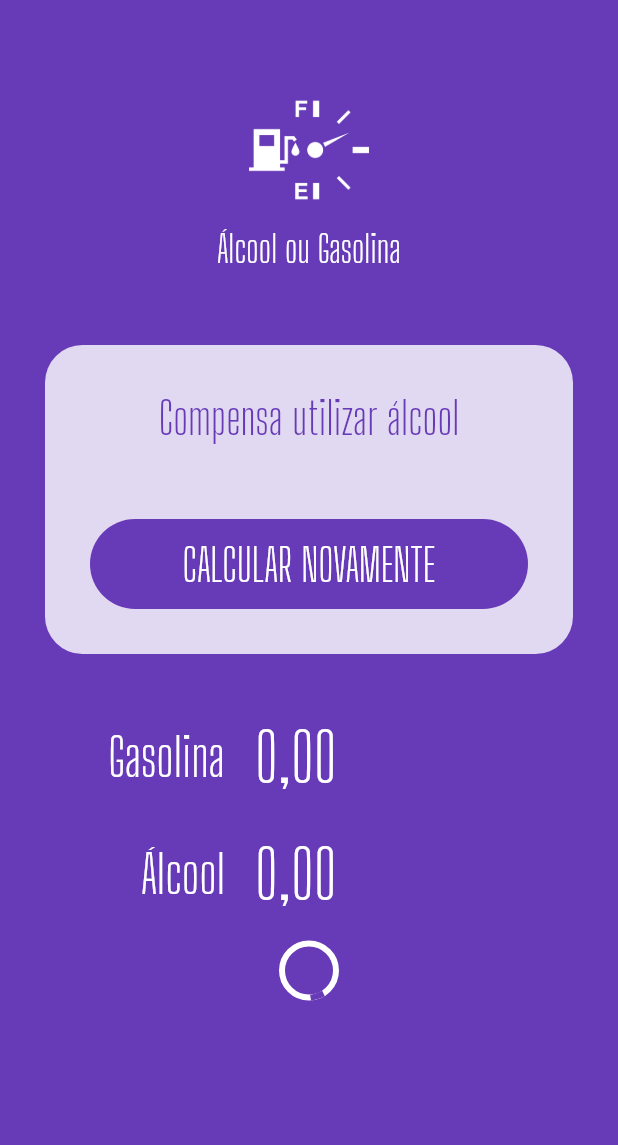
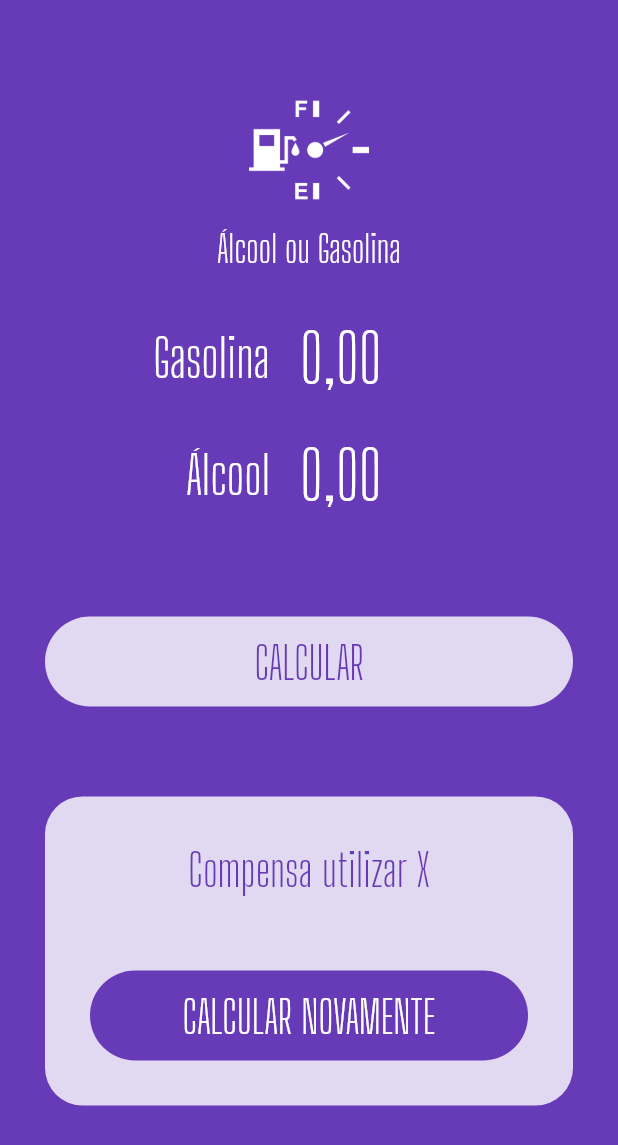
Before and after one commit to viniciusaugutis/flutter-alc-gasolina, a Flutter app: the screen it shows after launch, on a phone screen of 412 x 824 dp. Shown: the top 1145 px of the screen. Run offline on Flutter 3.47's test engine with Material 2 defaults, Android fonts, the phone set to English and light mode, and no system bars; our stand-ins replace flutter_masked_text.

Commit message:
Componentizando widgets

```diff
--- a/lib/main.dart
+++ b/lib/main.dart
@@ -1,6 +1,8 @@
 import 'package:alcoolgasolina/widgets/input.widget.dart';
 import 'package:alcoolgasolina/widgets/loading-button.widget.dart';
 import 'package:alcoolgasolina/widgets/logo.widget.dart';
+import 'package:alcoolgasolina/widgets/submit-form.widget.dart';
+import 'package:alcoolgasolina/widgets/sucess.widget.dart';
 import 'package:flutter/material.dart';
 import 'package:flutter_masked_text/flutter_masked_text.dart';
 
@@ -34,34 +36,12 @@ class HomePage extends StatelessWidget {
         backgroundColor: Theme.of(context).primaryColor,
         body: ListView(children: <Widget>[
           Logo(),
-          Container(
-              margin: EdgeInsets.all(30),
-              decoration: BoxDecoration(
-                  color: Colors.white.withOpacity(0.8),
-                  borderRadius: BorderRadius.circular(25)),
-              child: Column(
-                children: <Widget>[
-                  SizedBox(height: 30),
-                  Text(
-                    "Compensa utilizar álcool",
-                    style: TextStyle(
-                        color: Theme.of(context).primaryColor,
-                        fontSize: 30,
-                        fontFamily: 'Big Shoulders Display'),
-                    textAlign: TextAlign.center,
-                  ),
-                  SizedBox(height: 20),
-                  LoadingButton(
-                      busy: false,
-                      func: () {},
-                      invert: true,
-                      text: "CALCULAR NOVAMENTE")
-                ],
-              )),
-          Input(ctr: _gasCtrl, label: "Gasolina"),
-          Input(ctr: _alcCtrl, label: "Álcool"),
-          LoadingButton(
-              busy: true, func: () {}, invert: false, text: "CALCULAR")
+          SubmitForm(
+              gasCtrl: _gasCtrl,
+              alcCtrl: _alcCtrl,
+              busy: false,
+              submitFunc: () {}),
+          Success(result: "Compensa utilizar X", reset: () {})
         ]));
   }
 }
--- /dev/null
+++ b/lib/widgets/submit-form.widget.dart
@@ -0,0 +1,32 @@
+import 'package:alcoolgasolina/widgets/input.widget.dart';
+import 'package:alcoolgasolina/widgets/loading-button.widget.dart';
+import 'package:flutter/material.dart';
+import 'package:flutter_masked_text/flutter_masked_text.dart';
+
+class SubmitForm extends StatelessWidget {
+  var gasCtrl = new MoneyMaskedTextController();
+  var alcCtrl = new MoneyMaskedTextController();
+  var busy = false;
+  Function submitFunc;
+
+  SubmitForm(
+      {@required this.gasCtrl,
+      @required this.alcCtrl,
+      @required this.busy,
+      @required this.submitFunc});
+
+  @override
+  Widget build(BuildContext context) {
+    return Column(children: <Widget>[
+      Padding(
+          padding: EdgeInsets.only(left: 30, right: 30),
+          child: Input(ctr: gasCtrl, label: "Gasolina")),
+      Padding(
+          padding: EdgeInsets.only(left: 30, right: 30),
+          child: Input(ctr: alcCtrl, label: "Álcool")),
+      SizedBox(height: 25),
+      LoadingButton(
+          busy: busy, func: submitFunc, invert: false, text: "CALCULAR")
+    ]);
+  }
+}
--- /dev/null
+++ b/lib/widgets/sucess.widget.dart
@@ -0,0 +1,37 @@
+import 'package:alcoolgasolina/widgets/loading-button.widget.dart';
+import 'package:flutter/material.dart';
+
+class Success extends StatelessWidget {
+  var result = "";
+  Function reset;
+
+  Success({@required this.result, @required this.reset});
+
+  @override
+  Widget build(BuildContext context) {
+    return Container(
+        margin: EdgeInsets.all(30),
+        decoration: BoxDecoration(
+            color: Colors.white.withOpacity(0.8),
+            borderRadius: BorderRadius.circular(25)),
+        child: Column(
+          children: <Widget>[
+            SizedBox(height: 30),
+            Text(
+              result,
+              style: TextStyle(
+                  color: Theme.of(context).primaryColor,
+                  fontSize: 30,
+                  fontFamily: 'Big Shoulders Display'),
+              textAlign: TextAlign.center,
+            ),
+            SizedBox(height: 20),
+            LoadingButton(
+                busy: false,
+                func: reset,
+                invert: true,
+                text: "CALCULAR NOVAMENTE")
+          ],
+        ));
+  }
+}
```
